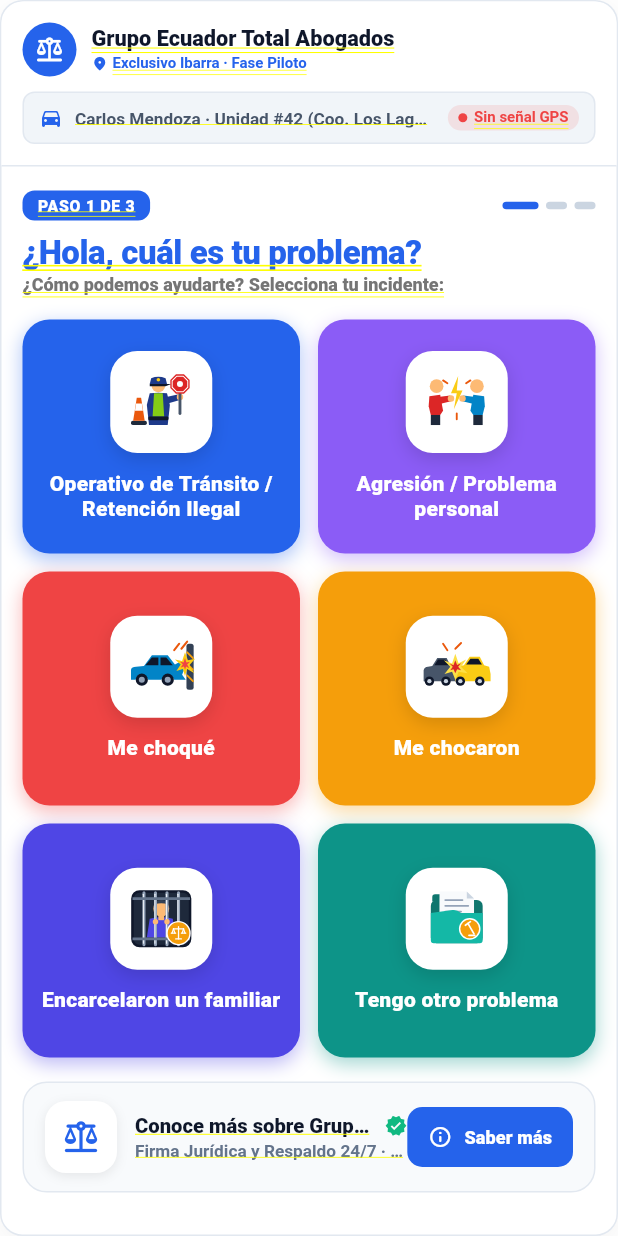
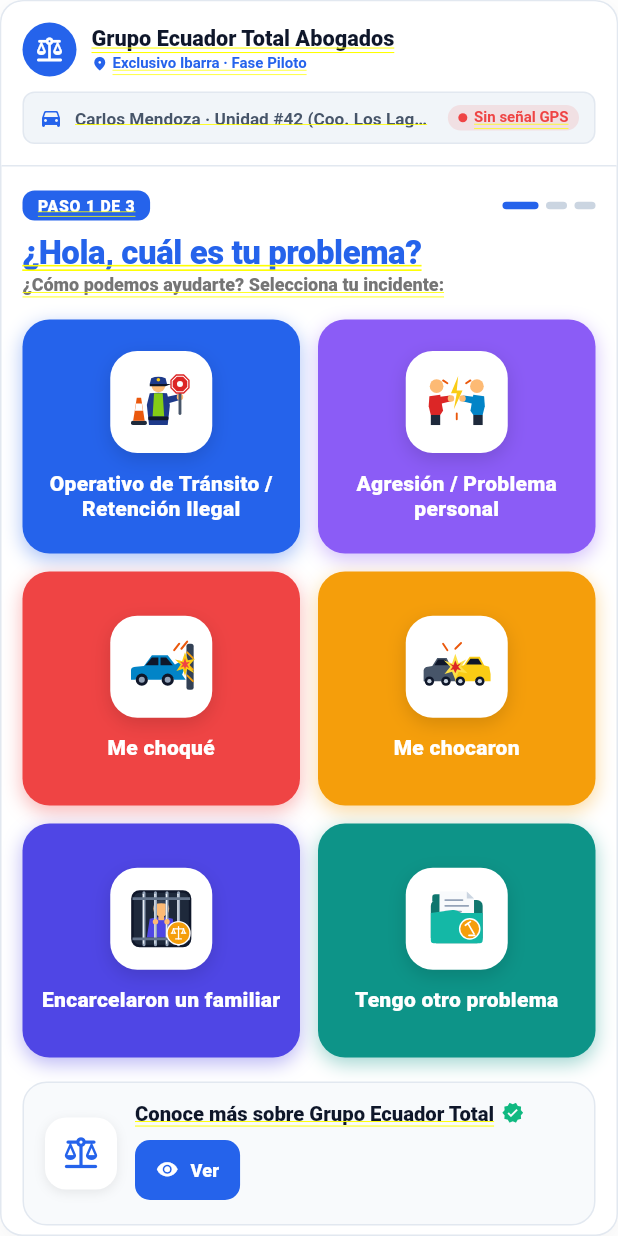
Before and after one commit to wilmerguerrerodev-prog/asistencia-legal-web, a Flutter app: the SosConductorView screen opened directly, on a phone screen of 412 x 824 dp. Run offline on Flutter 3.47's test engine with Material 3 defaults, Android fonts, the phone set to English and light mode, and no system bars; our stand-ins replace cached_network_image, cloud_firestore, country_code_picker, firebase_auth, firebase_core, flutter_map and 5 more; accounts and stored records are empty; Roboto replaces fonts that are missing (Montserrat, Plus Jakarta Sans).

Commit message:
style(conductor): remover subtitulo firma juridica y reubicar boton Ver a la izquierda

```diff
--- a/lib/feature/conductor/sos_conductor_view.dart
+++ b/lib/feature/conductor/sos_conductor_view.dart
@@ -1722,6 +1722,7 @@
             Expanded(
               child: Column(
                 crossAxisAlignment: CrossAxisAlignment.start,
+                mainAxisSize: MainAxisSize.min,
                 children: [
                   Row(
                     mainAxisSize: MainAxisSize.min,
@@ -1744,40 +1745,30 @@
                           size: 15, color: Color(0xFF10B981)),
                     ],
                   ),
-                  const SizedBox(height: 2),
-                  Text(
-                    "Firma Jurídica y Respaldo 24/7 · Dr. Emir Vásquez",
-                    style: TextStyle(
-                      fontFamily: 'Plus Jakarta Sans',
-                      fontSize: 11.5,
-                      color: isDark ? Colors.white60 : const Color(0xFF64748B),
-                      fontWeight: FontWeight.w600,
-                    ),
-                    overflow: TextOverflow.ellipsis,
-                  ),
-                ],
-              ),
-            ),
+                  const SizedBox(height: 6),
                   ElevatedButton.icon(
                     style: ElevatedButton.styleFrom(
                       backgroundColor: const Color(0xFF2563EB),
                       foregroundColor: Colors.white,
-                padding:
-                    const EdgeInsets.symmetric(horizontal: 14, vertical: 10),
+                      padding: const EdgeInsets.symmetric(
+                          horizontal: 14, vertical: 7),
                       shape: RoundedRectangleBorder(
                           borderRadius: BorderRadius.circular(10)),
                       elevation: 0,
                     ),
                     onPressed: () =>
                         _mostrarConoceMasModal(context, isDark, controller),
-              icon: const Icon(Icons.info_outline_rounded, size: 16),
+                    icon: const Icon(Icons.visibility_rounded, size: 15),
                     label: const Text(
-                "Saber más",
+                      "Ver",
                       style: TextStyle(
                         fontFamily: 'Montserrat',
                         fontSize: 12,
                         fontWeight: FontWeight.w800,
                       ),
+                    ),
+                  ),
+                ],
               ),
             ),
           ],
```
Also changed, not shown: 1 other file. Lines whose indentation alone changed are shown as unchanged.
